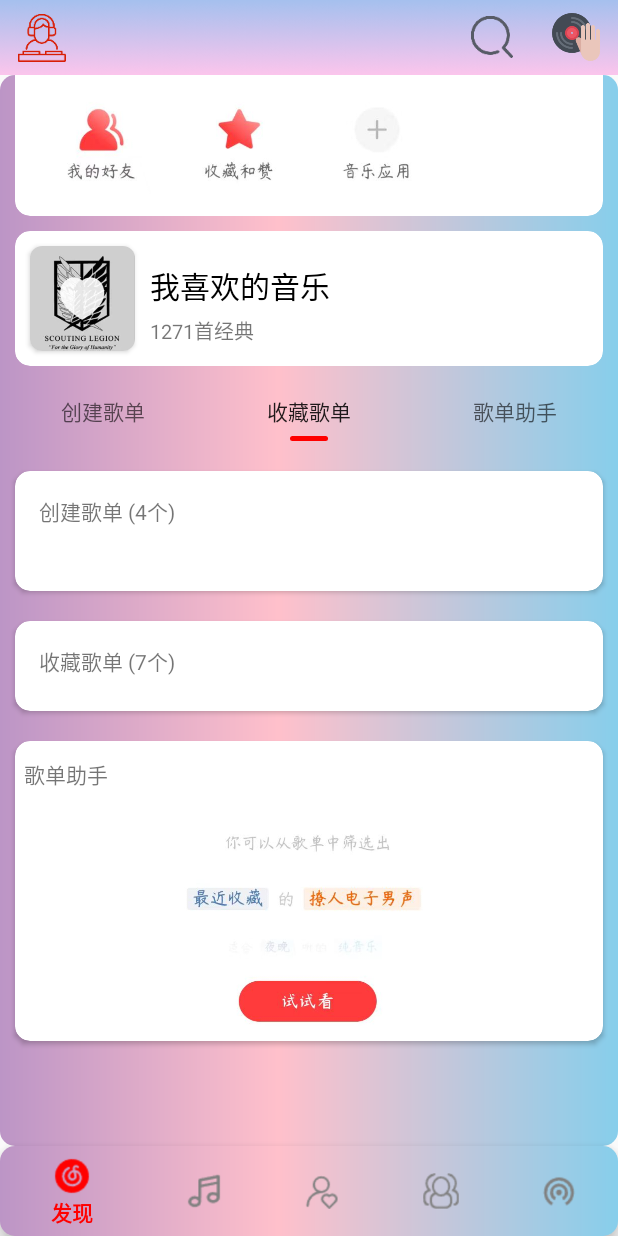
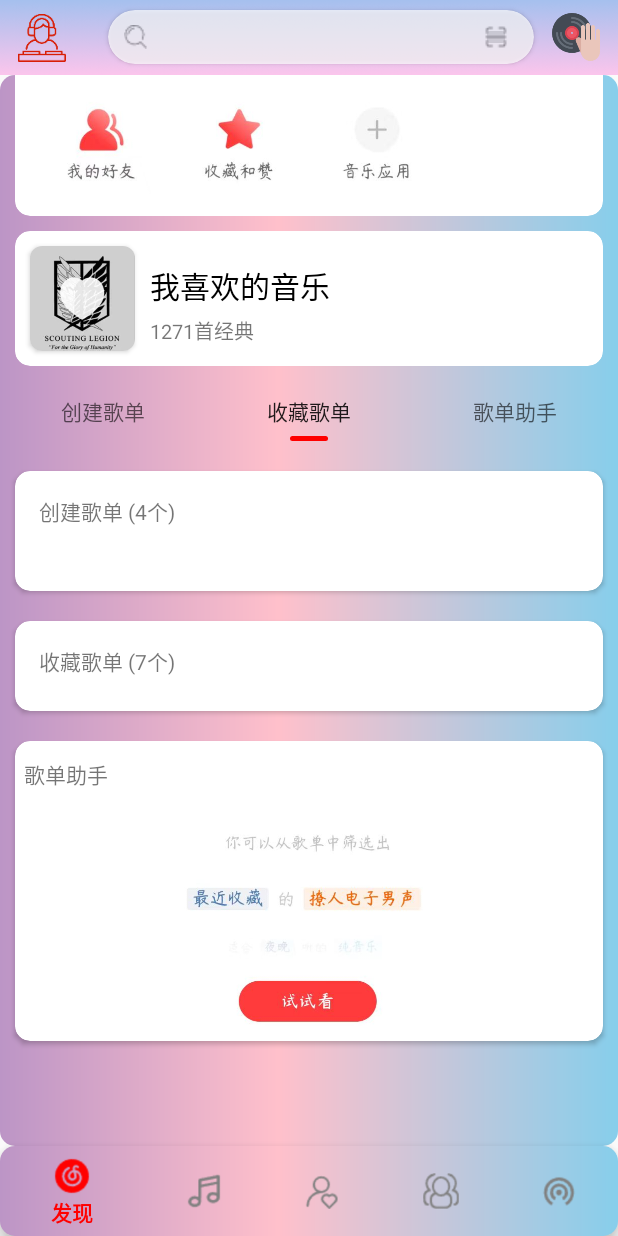
Before and after one commit to xoliu1/XoliuMusic, an Android app: the MineFragment screen opened through its navigation route, tab 2 chosen, on a phone screen of 412 x 824 dp. Run offline under Robolectric (Android 15) with nearby library versions, the phone set to English and light mode, and no system bars; our stand-ins replace navigation-ui; libraries missing offline, so code that uses them is left out: com.youth.banner; pictures from the network do not load; 4 statements that could not run were skipped.

Commit message:
细化UI

```diff
--- a/app/src/main/res/layout/activity_main.xml
+++ b/app/src/main/res/layout/activity_main.xml
@@ -24,17 +24,39 @@
         app:menu="@menu/menu_search"
         app:navigationIcon="@drawable/djtemp"
         tools:layout_editor_absoluteX="16dp">
+        <androidx.cardview.widget.CardView
+            android:layout_width="match_parent"
+            android:layout_height="36dp"
+            app:cardCornerRadius="30dp"
+            android:alpha="0.7"
+            >
+            <androidx.appcompat.widget.SearchView
+                android:id="@+id/searchView1"
+                android:layout_gravity="left|center"
 
-        <androidx.appcompat.widget.SearchView
-            android:id="@+id/searchView"
-            android:layout_gravity="right"
-            app:queryHint="薛之谦"
-            android:imeOptions="actionSearch"
-            app:searchIcon="@drawable/ic_search"
-            android:layout_width="wrap_content"
-            android:inputType="text|textCapWords"
-            android:layout_height="40dp"
-            />
+                android:layout_marginLeft="-5dp"
+                app:queryHint="薛之谦"
+                android:imeOptions="actionSearch"
+                app:searchIcon="@drawable/search"
+                android:layout_width="240dp"
+                android:inputType="text|textCapWords"
+                android:layout_height="30dp"
+                />
+            <ImageButton
+                android:layout_width="20dp"
+                android:layout_height="20dp"
+                android:src="@drawable/scanma"
+                android:adjustViewBounds="true"
+                android:layout_gravity="center|right"
+                android:layout_marginRight="15dp"/>
+
+
+
+
+
+        </androidx.cardview.widget.CardView>
+
+
 
         <!--<ImageView
             android:layout_width="170dp"
--- a/app/src/main/res/layout/fragment_mine.xml
+++ b/app/src/main/res/layout/fragment_mine.xml
@@ -15,13 +15,27 @@
         android:layout_height="match_parent"
         android:layout_marginTop="30dp">
 
+        <androidx.cardview.widget.CardView
+            android:id="@+id/cardView9"
+            android:layout_width="wrap_content"
+            android:layout_height="wrap_content"
+            app:layout_constraintBottom_toTopOf="@id/framlayout1"
+
+            app:layout_constraintEnd_toEndOf="parent"
+            app:cardCornerRadius="10dp"
+            app:layout_constraintStart_toStartOf="parent"
+            app:layout_constraintTop_toTopOf="parent"
+            android:layout_marginBottom="20dp"
+            android:padding="2dp">
+
+
         <TextView
             android:id="@+id/textView2"
             android:layout_width="140dp"
-            android:layout_height="22dp"
-            android:layout_marginTop="16dp"
+            android:layout_height="wrap_content"
+            android:padding="2dp"
             android:autoSizeTextType="uniform"
-            android:background="@color/colorTextWhite"
+            android:background="@color/colorWhite"
             android:ellipsize="marquee"
             android:focusable="true"
             android:focusableInTouchMode="true"
@@ -29,19 +43,17 @@
             android:scrollHorizontally="true"
             android:singleLine="true"
             android:text="在听：Lost my pieces(M-45)"
-            app:layout_constraintEnd_toEndOf="parent"
-            app:layout_constraintHorizontal_bias="0.498"
-            app:layout_constraintStart_toStartOf="parent"
-            app:layout_constraintTop_toTopOf="parent" />
+             />
+        </androidx.cardview.widget.CardView>
 
         <FrameLayout
             android:id="@+id/framlayout1"
             android:layout_width="match_parent"
             android:layout_height="190dp"
-            app:layout_constraintBottom_toTopOf="@id/cardView"
-            app:layout_constraintTop_toBottomOf="@id/textView2"
+            app:layout_constraintBottom_toTopOf="@id/cardView5"
+            app:layout_constraintTop_toBottomOf="@id/cardView9"
             app:layout_constraintVertical_bias="0.0"
-            tools:layout_editor_absoluteX="-16dp">
+            tools:layout_editor_absoluteX="16dp">
 
             <ImageView
                 android:layout_width="80dp"
@@ -104,6 +116,7 @@
 
 
         </FrameLayout>
+
         <androidx.cardview.widget.CardView
             android:id="@+id/cardView5"
             android:layout_width="match_parent"
```
Also changed, not shown: app/src/main/java/com/xoliu/xoliumusic/DataBean/dongtai.kt (added, +34 -0 lines), app/src/main/java/com/xoliu/xoliumusic/ui/Main/adapter/dongtaiAdapter.kt (added, +32 -0 lines), app/src/main/res/layout/dongtai_item.xml (added, +150 -0 lines), app/src/main/res/layout/fragment_explore.xml (+4 -4 lines), app/src/main/res/drawable/dianzan3.png (added), app/src/main/res/drawable/jianbian2.png (added), app/src/main/res/drawable/pingklun.png (added), app/src/main/res/drawable/scanma.png (added), app/src/main/res/drawable/scanma1.png (added), app/src/main/res/drawable/search.png (added), app/src/main/res/drawable/share.png (added), 1 other file.
